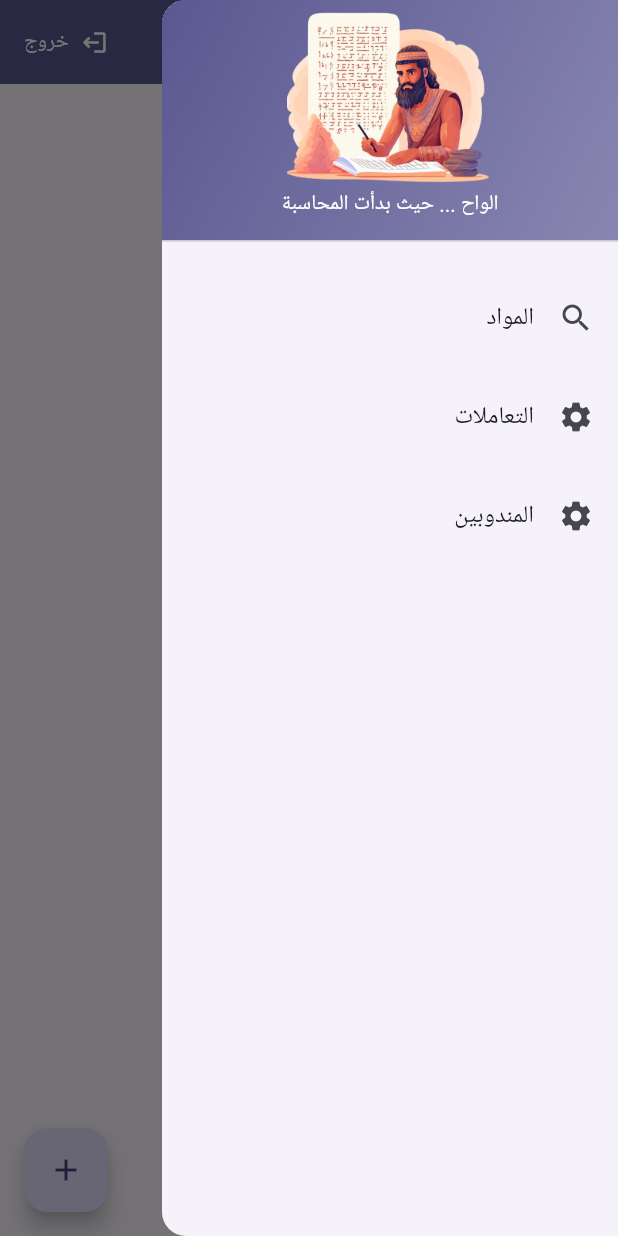
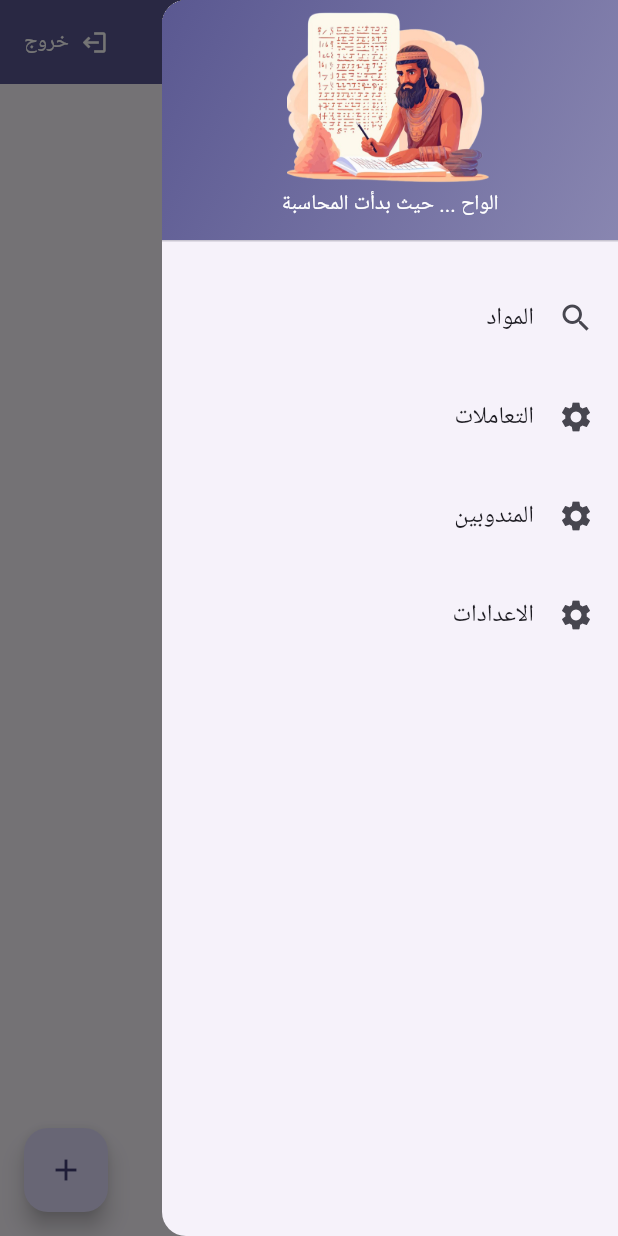
Before and after one commit to AiExpert1985/tablets, a Flutter app: the screen it shows once a user with an empty profile is signed in, with the side drawer open, on a phone screen of 412 x 824 dp. Run offline on Flutter 3.47's test engine with Material 3 defaults, Android fonts, the phone set to English and light mode, and no system bars; our stand-ins replace cloud_firestore, firebase_auth, firebase_core, firebase_storage, firebase_ui_firestore, flutter_riverpod and 4 more; accounts and stored records are empty.

Commit message:
end of 16-sep work

```diff
--- a/lib/l10n/intl_ar.arb
+++ b/lib/l10n/intl_ar.arb
@@ -45,5 +45,6 @@
     "input_validation_error_message_for_names": "يجب ادخال الاسم بصورة صحيحة",
     "error_login_to_db": "حدث خطأ اثناء تسجيل الدخول",
     "error_adding_doc_to_db": "حدث خطأ اثناء اضافة معلومات جديدة الى قاعدة البيانات",
-    "success_adding_doc_to_db": "تمت الاضافة بنجاح"
+    "success_adding_doc_to_db": "تمت الاضافة بنجاح",
+    "settings": "الاعدادات"
 }
--- a/lib/l10n/intl_en.arb
+++ b/lib/l10n/intl_en.arb
@@ -45,5 +45,6 @@
     "input_validation_error_message_for_names": "You should enter a valid name",
     "error_login_to_db": "Error happened while login",
     "error_adding_doc_to_db": "An error happened while adding a document to the database",
-    "success_adding_doc_to_db": "Document was successfuly added to the database"
+    "success_adding_doc_to_db": "Document was successfuly added to the database",
+    "settings": "Settings"
 }
--- /dev/null
+++ b/lib/src/common_widgets/main_drawer/buttons/main_drawer_settings_button.dart
@@ -0,0 +1,17 @@
+import 'package:flutter/material.dart';
+import 'package:go_router/go_router.dart';
+import 'package:tablets/generated/l10n.dart';
+import 'package:tablets/src/routers/go_router_provider.dart';
+
+class MainDrawerSettingsButton extends StatelessWidget {
+  const MainDrawerSettingsButton({super.key});
+
+  @override
+  Widget build(BuildContext context) {
+    return ListTile(
+      leading: const Icon(Icons.settings),
+      title: Text(S.of(context).settings),
+      onTap: () => context.goNamed(AppRoute.settings.name),
+    );
+  }
+}
--- a/lib/src/common_widgets/main_drawer/main_drawer.dart
+++ b/lib/src/common_widgets/main_drawer/main_drawer.dart
@@ -1,5 +1,6 @@
 import 'package:flutter/material.dart';
 import 'package:tablets/src/common_widgets/main_drawer/buttons/main_drawer_salesmen_gps_button.dart';
+import 'package:tablets/src/common_widgets/main_drawer/buttons/main_drawer_settings_button.dart';
 import 'package:tablets/src/common_widgets/main_drawer/header/main_drawer_header.dart';
 import 'package:tablets/src/common_widgets/main_drawer/buttons/main_drawer_products_button.dart';
 import 'package:tablets/src/common_widgets/main_drawer/buttons/main_drawer_transactions_button.dart';
@@ -19,6 +20,8 @@ class MainDrawer extends StatelessWidget {
           MainDrawerTransactionsButton(),
           SizedBox(height: 10),
           MainDrawerSalesmenMovementButton(),
+          SizedBox(height: 10),
+          MainDrawerSettingsButton(),
         ],
       ),
     );
--- a/lib/src/routers/go_router_provider.dart
+++ b/lib/src/routers/go_router_provider.dart
@@ -5,6 +5,7 @@ import 'package:go_router/go_router.dart';
 import 'package:tablets/src/features/authentication/presentation/view/users/users_screen.dart';
 import 'package:tablets/src/features/products/presentation/view/products_screen.dart';
 import 'package:tablets/src/features/salesmen_live_locations/presentation/sales_men_live_location_screen.dart';
+import 'package:tablets/src/features/settings/presentation/settings_screen.dart';
 import 'package:tablets/src/features/transaction/presentation/transaction_screen.dart';
 import 'package:tablets/src/routers/go_router_refresh_stream.dart';
 import 'package:tablets/src/features/authentication/presentation/view/login/login_screen.dart';
@@ -17,6 +18,7 @@ enum AppRoute {
   transactions,
   products,
   salesmen,
+  settings,
 }
 
 final firebaseAuthProvider =
@@ -82,6 +84,12 @@ final goRouterProvider = Provider<GoRouter>(
           builder: (BuildContext context, GoRouterState state) =>
               const SalesmenLiveLocationScreen(),
         ),
+        GoRoute(
+          path: '/settings',
+          name: AppRoute.settings.name,
+          builder: (BuildContext context, GoRouterState state) =>
+              const SettingsScreen(),
+        ),
       ],
       errorBuilder: (context, state) => const NotFoundScreen(),
     );
--- a/pubspec.yaml
+++ b/pubspec.yaml
@@ -46,6 +46,7 @@ dependencies:
   intl:
   firebase_ui_firestore: ^1.6.4
   toastification: ^2.2.0
+  transparent_image: ^2.0.1
 
 dev_dependencies:
   flutter_test:
```
Also changed, not shown: lib/src/features/settings/presentation/settings_screen.dart (added, +27 -0 lines), lib/src/temporary/image_for_test.dart (added, +68 -0 lines), lib/generated/intl/messages_ar.dart, lib/generated/intl/messages_en.dart, lib/generated/l10n.dart, pubspec.lock.
